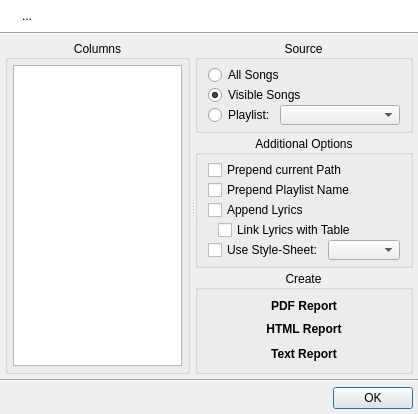
Old version of the form uman/src/report/QUReportDialog.ui in the repository UltraStar-Deluxe/UltraStar-Manager.
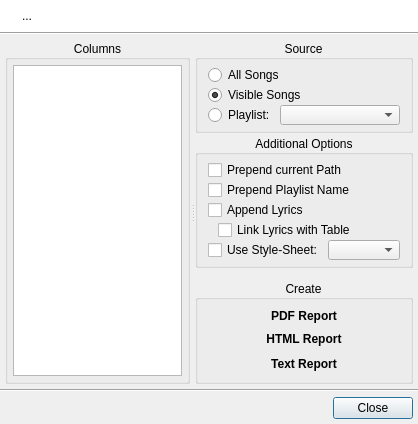
New version of the form. Icons and pictures are not drawn.

Commit message: enlarged report creation window so that all columns are visible

Diff of the .ui file:
```diff
--- a/uman/src/report/QUReportDialog.ui
+++ b/uman/src/report/QUReportDialog.ui
@@ -7,7 +7,7 @@
     <x>0</x>
     <y>0</y>
     <width>418</width>
-    <height>395</height>
+    <height>424</height>
    </rect>
   </property>
   <property name="windowTitle">
@@ -657,7 +657,7 @@
      <item>
       <widget class="QPushButton" name="doneBtn">
        <property name="text">
-        <string>OK</string>
+        <string>Close</string>
        </property>
        <property name="icon">
         <iconset resource="../resources/uman.qrc">
```
